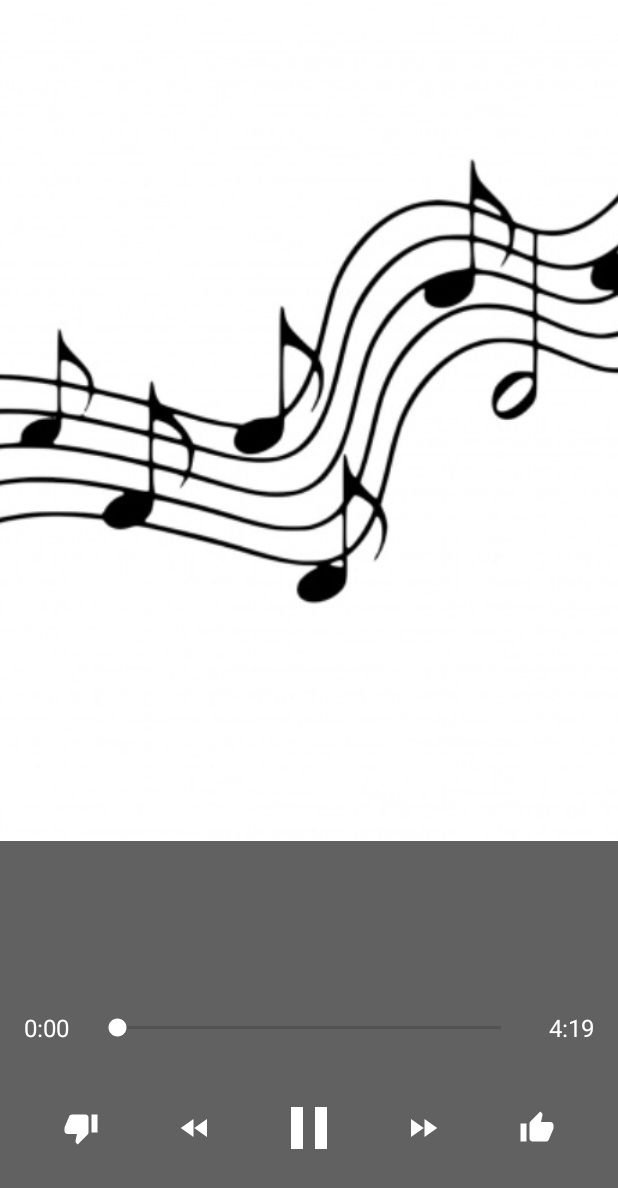
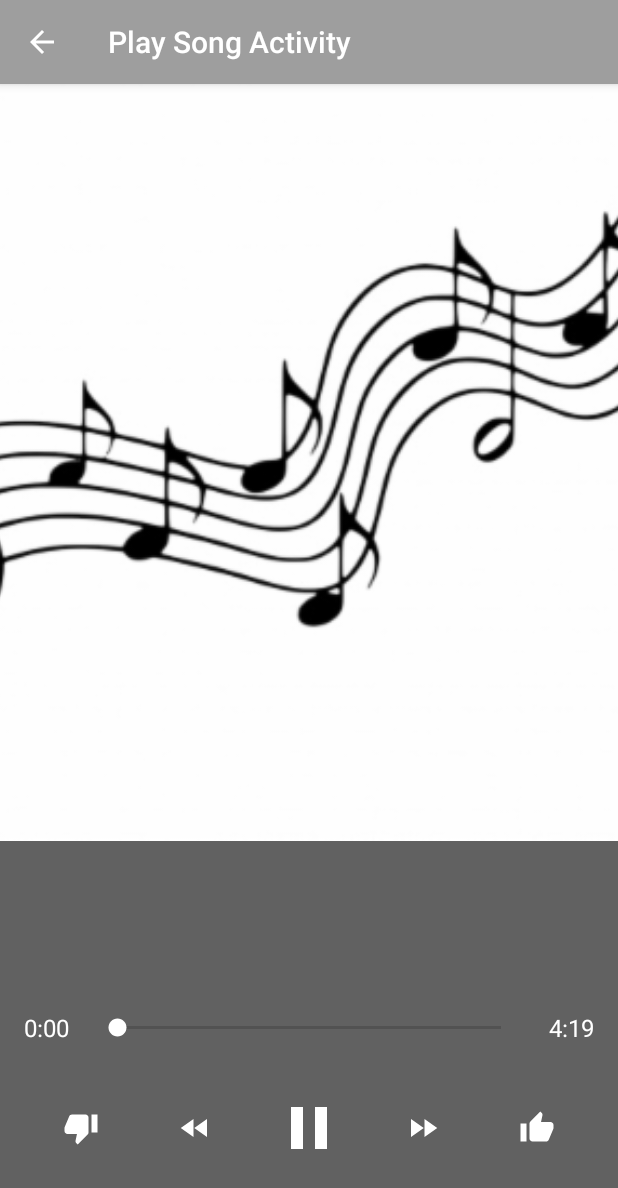
Before and after one commit to bechandrakant/MusicalStructure, an Android app: the PlaySongActivity screen opened directly, with no data from a screen before it, on a phone screen of 412 x 824 dp. Shown: the top 1188 px of the screen. Run offline under Robolectric (Android 15) with nearby library versions, the phone set to English and light mode, and no system bars.

Commit message:
updated to meet rubric.

```diff
--- a/app/src/main/java/ml/chandrakant/musicalstructure/PlaySongActivity.java
+++ b/app/src/main/java/ml/chandrakant/musicalstructure/PlaySongActivity.java
@@ -1,5 +1,6 @@
 package ml.chandrakant.musicalstructure;
 
+import android.content.Intent;
 import android.support.v7.app.AppCompatActivity;
 import android.os.Bundle;
 import android.view.View;
@@ -14,6 +15,9 @@ public class PlaySongActivity extends AppCompatActivity {
     protected void onCreate(Bundle savedInstanceState) {
         super.onCreate(savedInstanceState);
         setContentView(R.layout.activity_play_song);
+
+        // up navigation
+        getSupportActionBar().setDisplayHomeAsUpEnabled(true);
 
         String title = "";
         String artist = "";
--- a/app/src/main/java/ml/chandrakant/musicalstructure/MainActivity.java
+++ b/app/src/main/java/ml/chandrakant/musicalstructure/PlaylistActivity.java
@@ -6,12 +6,12 @@ import android.widget.ListView;
 
 import java.util.ArrayList;
 
-public class MainActivity extends AppCompatActivity {
+public class PlaylistActivity extends AppCompatActivity {
 
     @Override
     protected void onCreate(Bundle savedInstanceState) {
         super.onCreate(savedInstanceState);
-        setContentView(R.layout.activity_main);
+        setContentView(R.layout.activity_playlist);
 
         ArrayList<Song> songs = new ArrayList<>();
 
--- a/app/src/main/res/layout/activity_play_song.xml
+++ b/app/src/main/res/layout/activity_play_song.xml
@@ -8,14 +8,13 @@
     android:paddingBottom="@dimen/default_spacing"
     tools:context=".PlaySongActivity">
 
-
     <ImageView
         android:layout_width="match_parent"
         android:layout_height="0dp"
         android:layout_weight="1"
         android:scaleType="centerCrop"
+        android:contentDescription="@string/musical_note"
         android:src="@drawable/music_note" />
-
 
     <TextView
         android:id="@+id/song_title"
@@ -23,10 +22,10 @@
         android:layout_height="wrap_content"
         android:layout_marginTop="@dimen/default_spacing"
         android:gravity="center_horizontal"
-        tools:text="@string/song_title_text"
         android:textColor="@color/colorAccent"
         android:textSize="@dimen/song_title_text_size"
-        android:textStyle="bold" />
+        android:textStyle="bold"
+        tools:text="@string/song_title_text" />
 
     <TextView
         android:id="@+id/song_artist"
@@ -35,9 +34,9 @@
         android:layout_marginTop="@dimen/semi_default_spacing"
         android:layout_marginBottom="@dimen/default_spacing"
         android:gravity="center_horizontal"
-        tools:text="@string/song_artist_text"
         android:textColor="@color/colorAccent"
-        android:textSize="@dimen/song_artist_text_size" />
+        android:textSize="@dimen/song_artist_text_size"
+        tools:text="@string/song_artist_text" />
 
     <LinearLayout
         android:layout_width="match_parent"
@@ -49,9 +48,9 @@
             android:layout_height="wrap_content"
             android:layout_margin="@dimen/default_spacing"
             android:gravity="center_horizontal"
-            tools:text="1:32"
             android:textColor="@color/colorAccent"
-            android:textSize="@dimen/time_text_size" />
+            android:textSize="@dimen/time_text_size"
+            tools:text="1:32" />
 
         <SeekBar
             android:id="@+id/seek_bar"
@@ -66,9 +65,9 @@
             android:layout_height="wrap_content"
             android:layout_margin="@dimen/default_spacing"
             android:gravity="center_horizontal"
-            tools:text="2:59"
             android:textColor="@color/colorAccent"
-            android:textSize="@dimen/time_text_size" />
+            android:textSize="@dimen/time_text_size"
+            tools:text="2:59" />
     </LinearLayout>
 
     <LinearLayout
@@ -83,6 +82,7 @@
             android:layout_width="0dp"
             android:layout_height="wrap_content"
             android:layout_weight="1"
+            android:contentDescription="@string/thumbs_down_image"
             android:src="@drawable/ic_thumb_down" />
 
         <ImageView
@@ -90,6 +90,7 @@
             android:layout_width="0dp"
             android:layout_height="wrap_content"
             android:layout_weight="1"
+            android:contentDescription="@string/rewind_image"
             android:src="@drawable/ic_fast_rewind" />
 
         <ImageView
@@ -97,6 +98,7 @@
             android:layout_width="0dp"
             android:layout_height="wrap_content"
             android:layout_weight="1"
+            android:contentDescription="@string/play_or_pause_image"
             android:src="@drawable/ic_pause" />
 
         <ImageView
@@ -104,6 +106,7 @@
             android:layout_width="0dp"
             android:layout_height="wrap_content"
             android:layout_weight="1"
+            android:contentDescription="@string/fast_forward_image"
             android:src="@drawable/ic_fast_forward" />
 
         <ImageView
@@ -111,6 +114,7 @@
             android:layout_width="0dp"
             android:layout_height="wrap_content"
             android:layout_weight="1"
+            android:contentDescription="@string/thumbs_up_image"
             android:src="@drawable/ic_thumb_up" />
     </LinearLayout>
 </LinearLayout>
--- a/app/src/main/res/layout/activity_main.xml
+++ b/app/src/main/res/layout/activity_playlist.xml
@@ -4,4 +4,4 @@
     android:id="@+id/song_list"
     android:layout_width="match_parent"
     android:layout_height="match_parent"
-    tools:context=".MainActivity" />
+    tools:context=".PlaylistActivity" />
--- a/app/src/main/res/values/strings.xml
+++ b/app/src/main/res/values/strings.xml
@@ -1,6 +1,14 @@
 <resources>
     <string name="app_name">Musical Structure</string>
-    <string name="playlist">Playlist</string>
+    <string name="playlist_activity">Playlist Activity</string>
+    <string name="play_song_activity">Play Song Activity</string>
     <string name="song_title_text">Yeh dil bhi kitna pagal hai</string>
     <string name="song_artist_text">Kumar Sanu</string>
+    <string name="musical_note">Musical Note</string>
+    <string name="play_arrow">Play Arrow</string>
+    <string name="thumbs_down_image">Thumbs Down Image</string>
+    <string name="rewind_image">Rewind Image</string>
+    <string name="play_or_pause_image">Play or Pause Image</string>
+    <string name="fast_forward_image">Fast Forward Image</string>
+    <string name="thumbs_up_image">Thumbs Up Image</string>
 </resources>
--- a/app/src/main/res/values/styles.xml
+++ b/app/src/main/res/values/styles.xml
@@ -6,11 +6,4 @@
         <item name="colorPrimaryDark">@color/colorPrimaryDark</item>
         <item name="colorAccent">@color/colorAccent</item>
     </style>
-
-    <style name="PlaySongTheme" parent="Theme.AppCompat.Light.NoActionBar">
-        <item name="colorPrimary">@color/colorPrimary</item>
-        <item name="colorPrimaryDark">@color/colorPrimaryDark</item>
-        <item name="colorAccent">@color/colorAccent</item>
-    </style>
-
 </resources>
```
Also changed, not shown: app/src/main/AndroidManifest.xml (+5 -3 lines), app/src/main/res/layout/list_item.xml (+16 -13 lines), app/src/main/res/drawable-hdpi/music_note.png (added), app/src/main/res/drawable-mdpi/music_note.png (added), app/src/main/res/drawable-xhdpi/music_note.png (added), app/src/main/res/drawable-xxhdpi/music_note.png (added), app/src/main/res/drawable-xxxhdpi/music_note.png (added), app/src/main/res/drawable/music_note.jpg (deleted).
